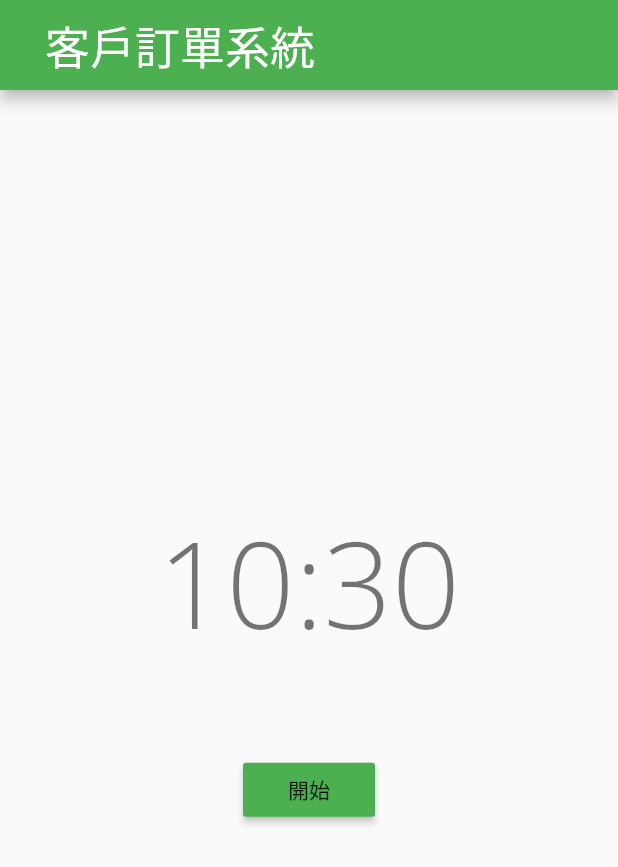
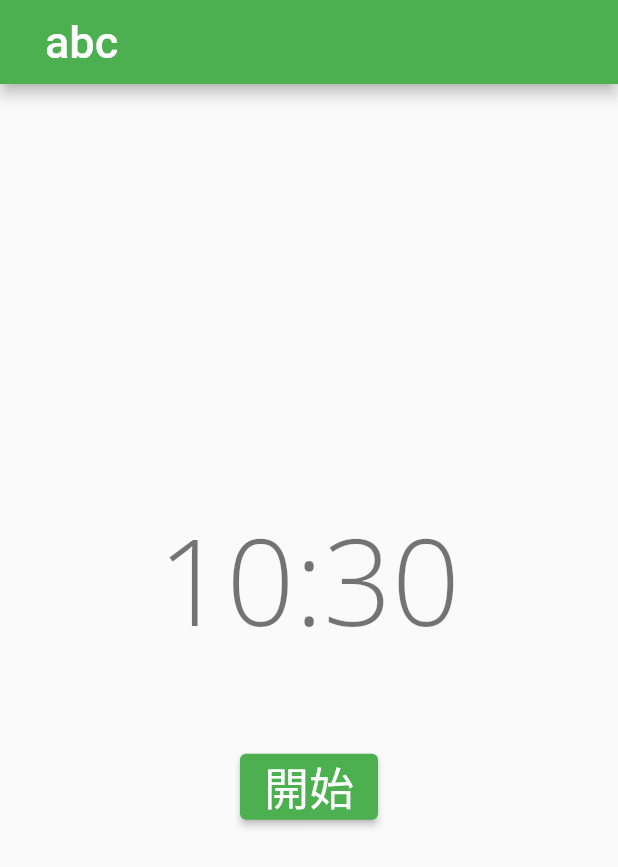
Before and after one commit to ryan2156/order-system, a Flutter app: the screen it shows after launch, on a phone screen of 412 x 824 dp. Shown: the top 867 px of the screen. Run offline on Flutter 3.47's test engine with Material 2 defaults, Android fonts, the phone set to English and light mode, and no system bars.

Commit message:
成功將appBar做成組件

```diff
--- a/lib/screens/components/appbar.dart
+++ b/lib/screens/components/appbar.dart
@@ -1,14 +1,15 @@
 import 'package:flutter/material.dart';
 
-class appBar extends StatelessWidget {
-  const appBar({Key? key}) : super(key: key);
+class TopBar extends StatelessWidget with PreferredSizeWidget {
+  final String titleName;
+  const TopBar({Key? key, required this.titleName}) : super(key: key);
 
   @override
   Widget build(BuildContext context) {
     return AppBar(
-      title: const Text(
-        '客戶訂單系統',
-        style: TextStyle(
+      title: Text(
+        titleName,
+        style: const TextStyle(
           fontSize: 30,
         ),
       ),
@@ -19,4 +20,7 @@ class appBar extends StatelessWidget {
     );
   }
 
+  @override
+  Size get preferredSize => const Size.fromHeight(kToolbarHeight);
+
 }
--- a/lib/screens/homepage.dart
+++ b/lib/screens/homepage.dart
@@ -2,6 +2,7 @@ import 'package:flutter/material.dart';
 
 import 'package:ordersystem/screens/components/clock.dart';
 import 'package:ordersystem/screens/orderpage.dart';
+import 'package:ordersystem/screens/components/appbar.dart';
 
 
 class Homepage extends StatefulWidget{
@@ -16,32 +17,31 @@ class _HomePageState extends State<Homepage>{
   @override
   Widget build(BuildContext context){
     return Scaffold(
-      appBar: AppBar(
-        title: const Text(
-          '客戶訂單系統',
-          style: TextStyle(
-            fontSize: 30,
-          ),
-        ),
-        centerTitle: false,
-        backgroundColor: Colors.green,
-        titleSpacing: 30,
-        toolbarHeight: 60,
-      ),
 
-     body: Center(
+      appBar: const TopBar(titleName: 'abc',),
+
+      body: Center(
        child: Column(
          mainAxisAlignment: MainAxisAlignment.center,
          children: [
-           Clock(),
-           RaisedButton(
+           const Clock(),
+           ElevatedButton(
              onPressed: () {
                Navigator.push(context,
                   MaterialPageRoute(builder: (context) => const OrderPage())
                );
              },
-             color: Colors.green,
-             child: Text('開始'),
+             style: ButtonStyle(
+               backgroundColor: MaterialStateProperty.all(Colors.green),
+             ),
+             child: const Text(
+               '開始',
+               style: TextStyle(
+                 fontSize: 30,
+                 color: Colors.white,
+
+               ),
+             ),
            ),
          ],
        ),
```
Also changed, not shown: lib/screens/orderpage.dart (+5 -12 lines).
